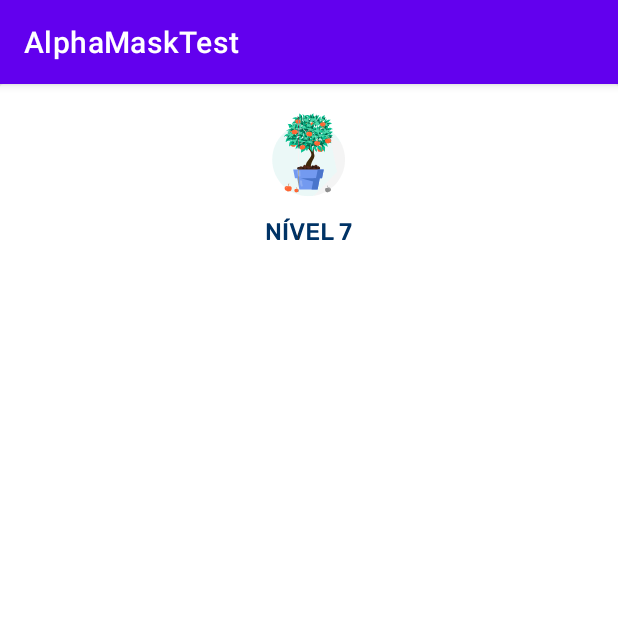
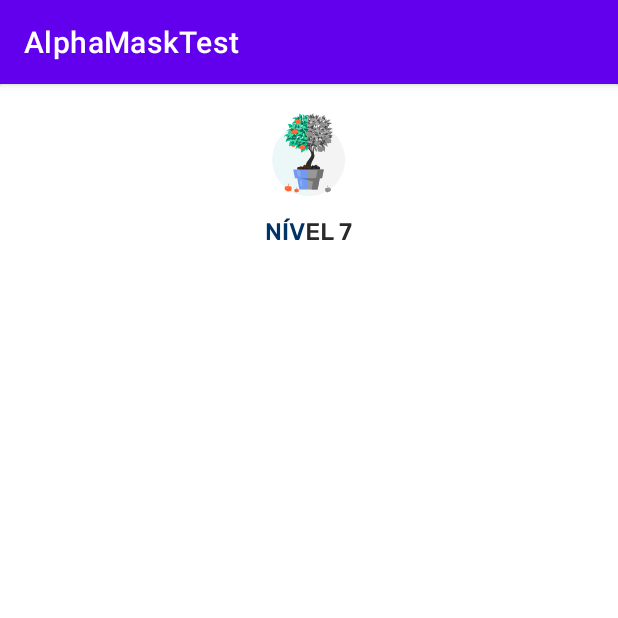
Before and after one commit to JoaoSantosBH/AlphaMaskTest, an Android app: the screen it shows after launch (MainActivity), after a tap on an icon or button, on a phone screen of 412 x 824 dp, the top half of it. Run offline under Robolectric (Android 15) with nearby library versions, the light colour scheme and no system bars.

Commit message:
Animate with value funcionando

```diff
--- a/app/src/main/java/com/example/alphamasktest/CardView.kt
+++ b/app/src/main/java/com/example/alphamasktest/CardView.kt
@@ -9,6 +9,7 @@ import android.util.AttributeSet
 import android.util.Log
 import android.view.View
 import androidx.core.content.ContextCompat
+import androidx.core.content.res.ResourcesCompat
 
 class CardView @JvmOverloads constructor(
     context: Context,
@@ -30,19 +31,11 @@ class CardView @JvmOverloads constructor(
     private val mode = PorterDuffXfermode(PorterDuff.Mode.DST_IN)
     private var currentPercentage = 0
     private val cropedImage by lazy { getBitmapFromVectorDrawable(R.drawable.illustration) }
-    private val mask by lazy { getBitmapFromVectorDrawable(R.drawable.ic_shape) }
-    private val result by lazy {
-        Bitmap.createBitmap(
-            cropedImage.width,
-            cropedImage.height,
-            Bitmap.Config.ARGB_8888
-        )
-    }
+    private val mask by lazy { getBitmapFromVectorDrawable(R.drawable.ic_shape2) }
 
     init {
         setLayerType(View.LAYER_TYPE_SOFTWARE, null)
     }
-
 
     override fun onDraw(canvas: Canvas?) {
         super.onDraw(canvas)
@@ -59,14 +52,13 @@ class CardView @JvmOverloads constructor(
         paint.xfermode = mode
         canvas.drawBitmap(mask, 0f, 0f, paint)
         paint.xfermode = null
-
     }
 
     private fun animateAlphaMask(canvas: Canvas){
         for (i in 0..currentPercentage){
             canvas.drawBitmap(cropedImage, 0f, 0f, paint)
             paint.xfermode = mode
-            canvas.drawBitmap(mask, currentPercentage.toFloat(), 0f, paint)
+            canvas.drawBitmap(mask, currentPercentage.toFloat()+10, 0f, paint)
             paint.xfermode = null
         }
     }
@@ -84,7 +76,6 @@ class CardView @JvmOverloads constructor(
     }
 
     fun animateProgress() {
-
         val valuesHolder = PropertyValuesHolder.ofFloat(PERCENTAGE_VALUE_HOLDER, 0f, 60f)
         val animator = ValueAnimator().apply {
             setValues(valuesHolder)
@@ -92,7 +83,7 @@ class CardView @JvmOverloads constructor(
             addUpdateListener {
                 val percentage = it.getAnimatedValue(PERCENTAGE_VALUE_HOLDER) as Float
                 currentPercentage = percentage.toInt()
-                Log.i("TAG", "Animationr " + currentPercentage)
+                Log.i("TAG", "Animation r " + currentPercentage)
                 invalidate()
             }
         }
--- /dev/null
+++ b/app/src/main/res/drawable/ic_shape2.xml
@@ -0,0 +1,9 @@
+<vector xmlns:android="http://schemas.android.com/apk/res/android"
+    android:width="94dp"
+    android:height="122dp"
+    android:viewportWidth="94"
+    android:viewportHeight="122">
+  <path
+      android:pathData="M0.705,0.801L0.705,121.301L93.529,121.301L93.529,0.801L0.705,0.801zM16,8L78,8C82.432,8 86,11.568 86,16L86,106C86,110.432 82.432,114 78,114L16,114C11.568,114 8,110.432 8,106L8,16C8,11.568 11.568,8 16,8z"
+      />
+</vector>
```
